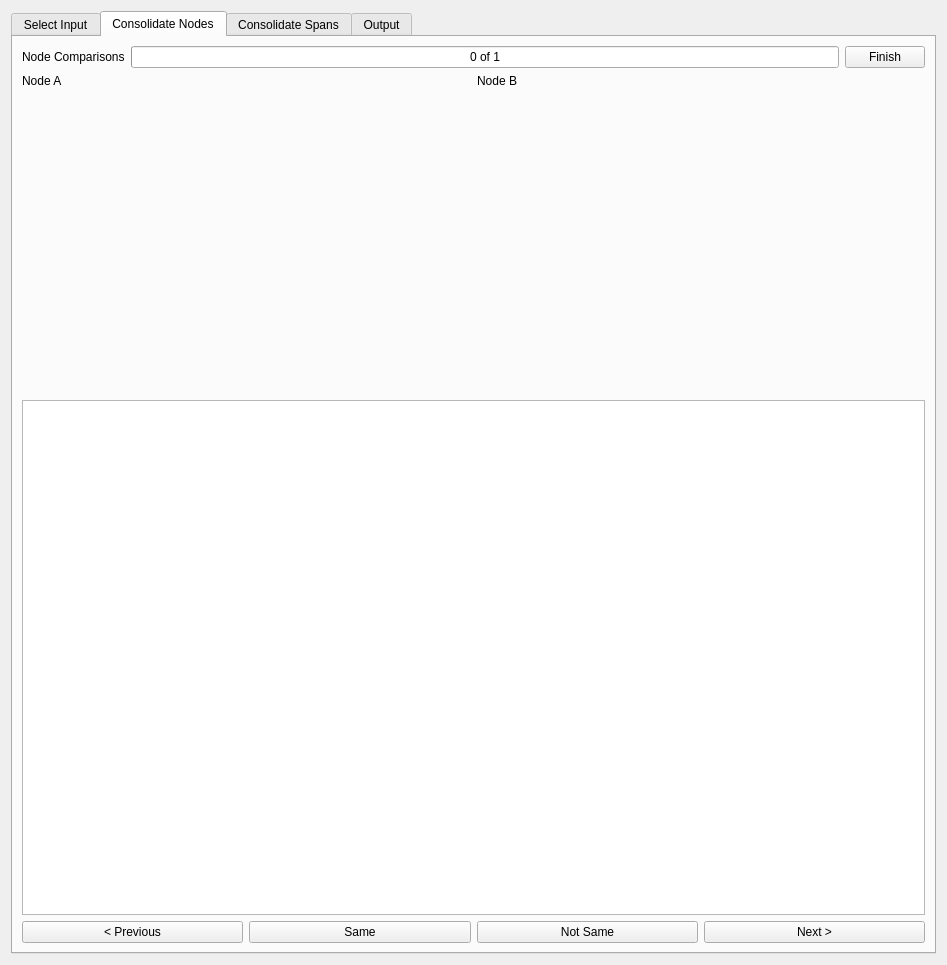
Open-Telecoms-Data/ofds_consolidation_tool, file gui.ui: the form before one commit.
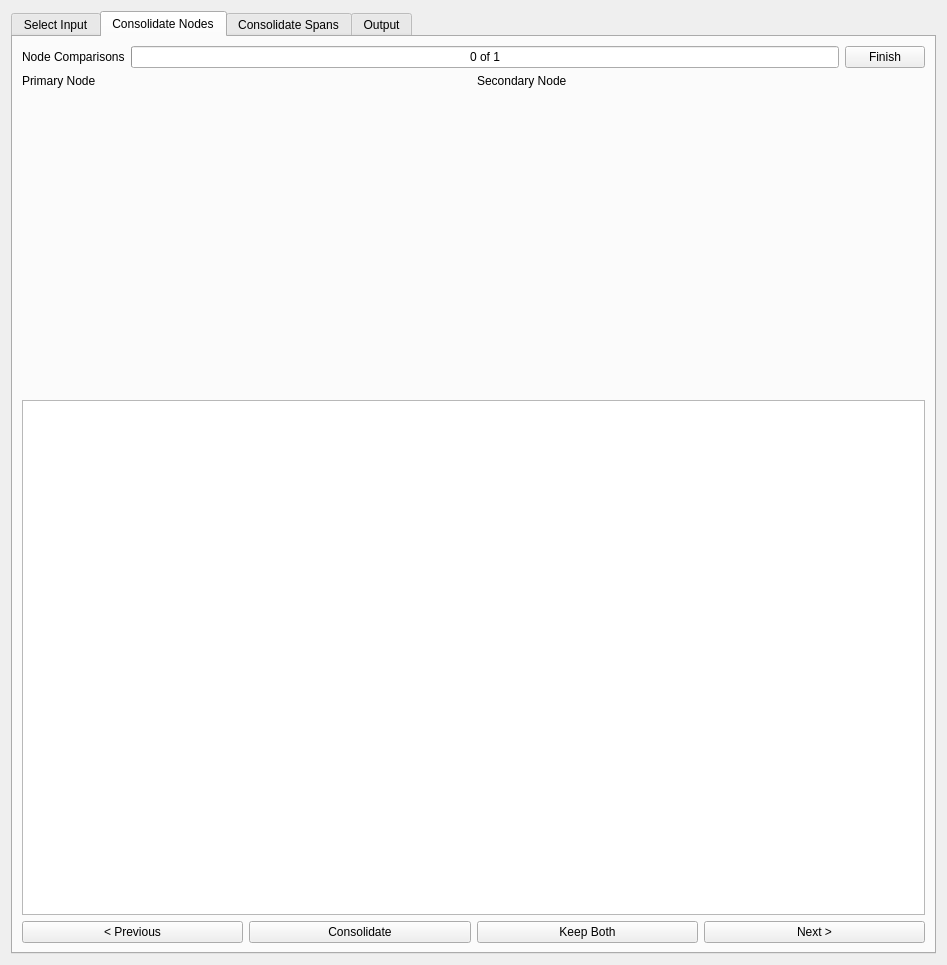
The form after the commit. The open tabs and pages were chosen to show the change. Custom widgets are drawn as their Qt base class.

```diff
--- a/gui.ui
+++ b/gui.ui
@@ -249,14 +249,14 @@
          <item>
           <widget class="QLabel" name="label_3">
            <property name="text">
-            <string>Node A</string>
+            <string>Primary Node</string>
            </property>
           </widget>
          </item>
          <item>
           <widget class="QLabel" name="label_2">
            <property name="text">
-            <string>Node B</string>
+            <string>Secondary Node</string>
            </property>
           </widget>
          </item>
@@ -313,7 +313,7 @@
          <item row="0" column="1">
           <widget class="QPushButton" name="sameNodesButton">
            <property name="text">
-            <string>Same</string>
+            <string>Consolidate</string>
            </property>
           </widget>
          </item>
@@ -334,7 +334,7 @@
          <item row="0" column="2">
           <widget class="QPushButton" name="notSameNodesButton">
            <property name="text">
-            <string>Not Same</string>
+            <string>Keep Both</string>
            </property>
           </widget>
          </item>
```
Left out of the diff: 29 changed lines with no effect on the pictures.
